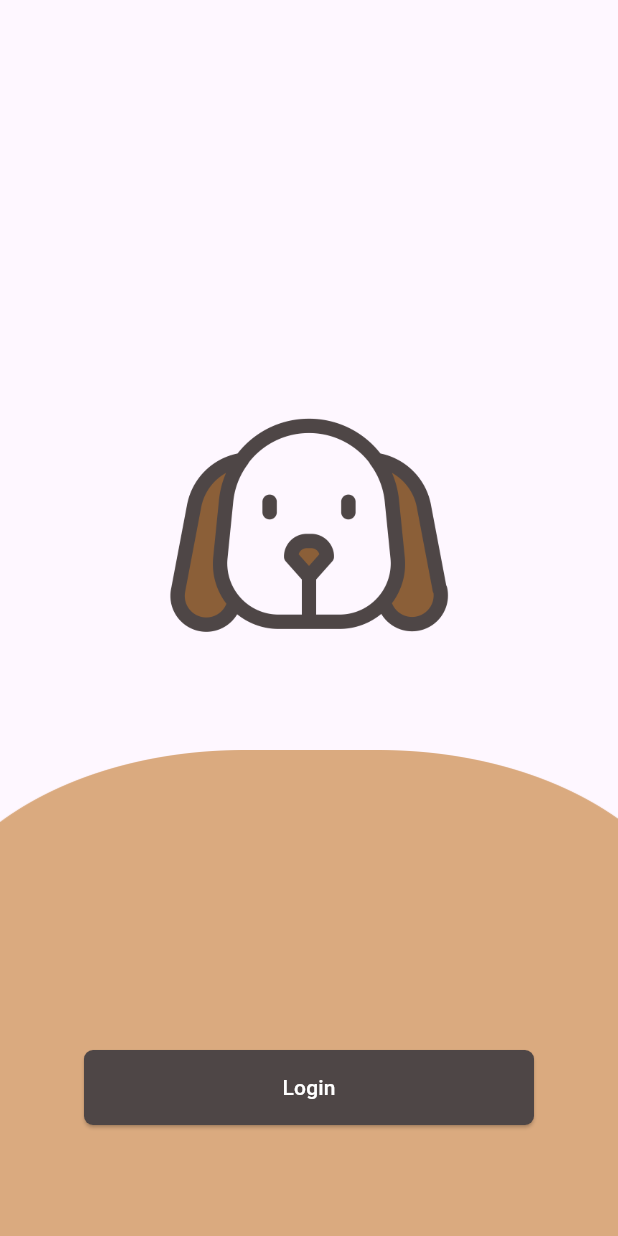
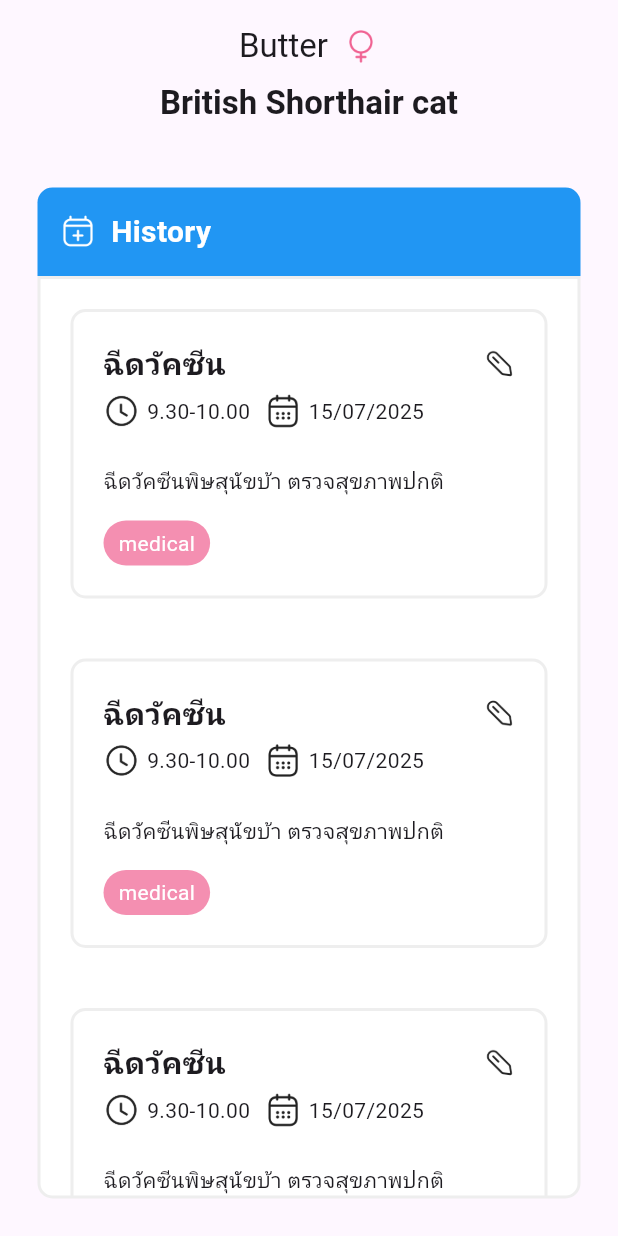
Before and after one commit to nk-n/PawPocket, a Flutter app: the screen it shows after launch, on a phone screen of 412 x 824 dp. Run offline on Flutter 3.47's test engine with Material 3 defaults, Android fonts, the phone set to English and light mode, and no system bars; our stand-ins replace firebase_auth, firebase_core, image_picker; missing offline and left inert: firebase_ui_auth; accounts and stored records are empty.

Commit message:
feat: create medical-history page

```diff
--- a/lib/app/add-pet/add-pet-form.dart
+++ b/lib/app/add-pet/add-pet-form.dart
@@ -186,7 +186,7 @@ class _AddPetFormState extends State<AddPetForm> {
                       padding: const EdgeInsets.symmetric(
                           vertical: 10, horizontal: 10),
                       decoration: BoxDecoration(
-                          color: Colors.blue[400],
+                          color: Colors.grey[700],
                           borderRadius: BorderRadius.circular(10)),
                       child: const Text(
                         "Choose File",
@@ -224,8 +224,29 @@ class _AddPetFormState extends State<AddPetForm> {
                     borderRadius: BorderRadius.circular(10)),
               ),
             ),
-            Container(
-              child: Text(""),
+            SizedBox(
+              height: 40,
+            ),
+            Row(
+              mainAxisAlignment: MainAxisAlignment.end,
+              children: [
+                ElevatedButton(
+                  onPressed: () {},
+                  style: ElevatedButton.styleFrom(
+                    backgroundColor: Colors.blue,
+                    shape: RoundedRectangleBorder(
+                      borderRadius: BorderRadius.circular(10),
+                    ),
+                  ),
+                  child: Text(
+                    "Submit",
+                    style: TextStyle(
+                        color: Colors.white,
+                        fontSize: 18,
+                        fontWeight: FontWeight.bold),
+                  ),
+                ),
+              ],
             )
           ],
         ),
--- /dev/null
+++ b/lib/app/medical-history/medical-history.dart
@@ -0,0 +1,159 @@
+import 'package:flutter/material.dart';
+
+class MedicalHistory extends StatelessWidget {
+  const MedicalHistory({super.key});
+
+  @override
+  Widget build(BuildContext context) {
+    return Scaffold(
+      appBar: AppBar(
+        toolbarHeight: 100,
+        title: Column(
+          crossAxisAlignment: CrossAxisAlignment.center,
+          children: [
+            Row(
+              mainAxisAlignment: MainAxisAlignment.center,
+              children: [
+                Text("Butter"),
+                SizedBox(width: 10),
+                ImageIcon(
+                  AssetImage("assets/images/female_icon.png"),
+                  color: Colors.pink[300],
+                ),
+              ],
+            ),
+            SizedBox(height: 10),
+            Text(
+              "British Shorthair cat",
+              style: TextStyle(fontWeight: FontWeight.bold),
+            ),
+          ],
+        ),
+      ),
+      body: Container(
+        margin: const EdgeInsets.all(25.0),
+        child: Column(
+          children: [
+            Container(
+              padding: const EdgeInsets.all(15),
+              child: Row(
+                children: [
+                  ImageIcon(
+                    AssetImage("assets/images/aid_icon.png"),
+                    color: Colors.white,
+                  ),
+                  SizedBox(width: 10),
+                  Text(
+                    "History",
+                    style: TextStyle(
+                      color: Colors.white,
+                      fontSize: 20,
+                      fontWeight: FontWeight.w600,
+                    ),
+                  ),
+                ],
+              ),
+              decoration: BoxDecoration(
+                color: Colors.blue[500],
+                borderRadius: BorderRadius.only(
+                  topLeft: Radius.circular(10),
+                  topRight: Radius.circular(10),
+                ),
+              ),
+            ),
+            Expanded(
+              child: Container(
+                child: ListView.builder(
+                  itemCount: 5,
+                  itemBuilder: (BuildContext context, int index) {
+                    return Container(
+                      padding: const EdgeInsets.all(20),
+                      margin: const EdgeInsets.all(20),
+                      child: Column(
+                        crossAxisAlignment: CrossAxisAlignment.start,
+                        children: [
+                          Row(
+                            mainAxisAlignment: MainAxisAlignment.spaceBetween,
+                            children: [
+                              Text(
+                                "ฉีดวัคซีน",
+                                style: TextStyle(
+                                  fontSize: 20,
+                                  fontWeight: FontWeight.bold,
+                                ),
+                              ),
+                              ImageIcon(
+                                AssetImage("assets/images/pen-icon.png"),
+                                size: 20,
+                              ),
+                            ],
+                          ),
+                          SizedBox(height: 5),
+                          Row(
+                            children: [
+                              Row(
+                                children: [
+                                  ImageIcon(
+                                    AssetImage("assets/images/clock-icon.png"),
+                                  ),
+                                  SizedBox(width: 5),
+                                  Text("9.30-10.00"),
+                                ],
+                              ),
+                              SizedBox(width: 10),
+                              Row(
+                                children: [
+                                  ImageIcon(
+                                    AssetImage(
+                                      "assets/images/calendar-icon.png",
+                                    ),
+                                  ),
+                                  SizedBox(width: 5),
+                                  Text("15/07/2025"),
+                                ],
+                              ),
+                            ],
+                          ),
+                          SizedBox(height: 25),
+                          Text("ฉีดวัคซีนพิษสุนัขบ้า ตรวจสุขภาพปกติ"),
+                          SizedBox(height: 15),
+                          Container(
+                            padding: const EdgeInsets.symmetric(
+                              vertical: 5,
+                              horizontal: 10,
+                            ),
+                            child: Text(
+                              "medical",
+                              style: TextStyle(color: Colors.white),
+                            ),
+                            decoration: BoxDecoration(
+                              color: Colors.pink[200],
+                              borderRadius: BorderRadius.circular(100),
+                            ),
+                          ),
+                        ],
+                      ),
+                      decoration: BoxDecoration(
+                        borderRadius: BorderRadius.circular(10),
+                        border: Border.all(width: 2, color: Colors.grey[200]!),
+                      ),
+                    );
+                  },
+                ),
+                decoration: BoxDecoration(
+                  color: Colors.white,
+                  border: Border.all(color: Colors.grey[200]!, width: 2),
+                  borderRadius: BorderRadius.only(
+                    bottomLeft: Radius.circular(10),
+                    bottomRight: Radius.circular(10),
+                  ),
+                ),
+              ),
+            ),
+          ],
+        ),
+        decoration: BoxDecoration(),
+      ),
+    );
+  }
+}
--- a/lib/main.dart
+++ b/lib/main.dart
@@ -3,15 +3,14 @@ import 'package:pawpocket/app/add-pet/add-pet.dart';
 import 'package:pawpocket/app/each-pet/each-pet.dart';
 import 'package:firebase_core/firebase_core.dart';
 import 'package:firebase_auth/firebase_auth.dart';
+import 'package:pawpocket/app/medical-history/medical-history.dart';
 import 'package:pawpocket/firebase_options.dart';
 import 'package:pawpocket/nav_bar.dart';
 import 'login.dart';
 
 void main() async {
   WidgetsFlutterBinding.ensureInitialized();
-  await Firebase.initializeApp(
-    options: DefaultFirebaseOptions.currentPlatform
-  );
+  await Firebase.initializeApp(options: DefaultFirebaseOptions.currentPlatform);
   runApp(MyApp());
 }
 
@@ -27,12 +26,15 @@ class MyApp extends StatelessWidget {
         useMaterial3: true,
       ),
       // initialRoute: '/login',
-      initialRoute: FirebaseAuth.instance.currentUser == null ? '/login' : '/home',
+      initialRoute: FirebaseAuth.instance.currentUser == null
+          ? '/medicalhistory'
+          : '/home',
       routes: {
         '/login': (context) => LoginPage(),
         '/eachpet': (context) => EachPet(),
         '/addpet': (context) => AddPet(),
-        '/home' : (context) => Navbar()
+        '/home': (context) => Navbar(),
+        '/medicalhistory': (context) => MedicalHistory()
       },
     );
   }
```
Also changed, not shown: assets/images/clock-icon.png (added), assets/images/pen-icon.png (added), 125 other files.
